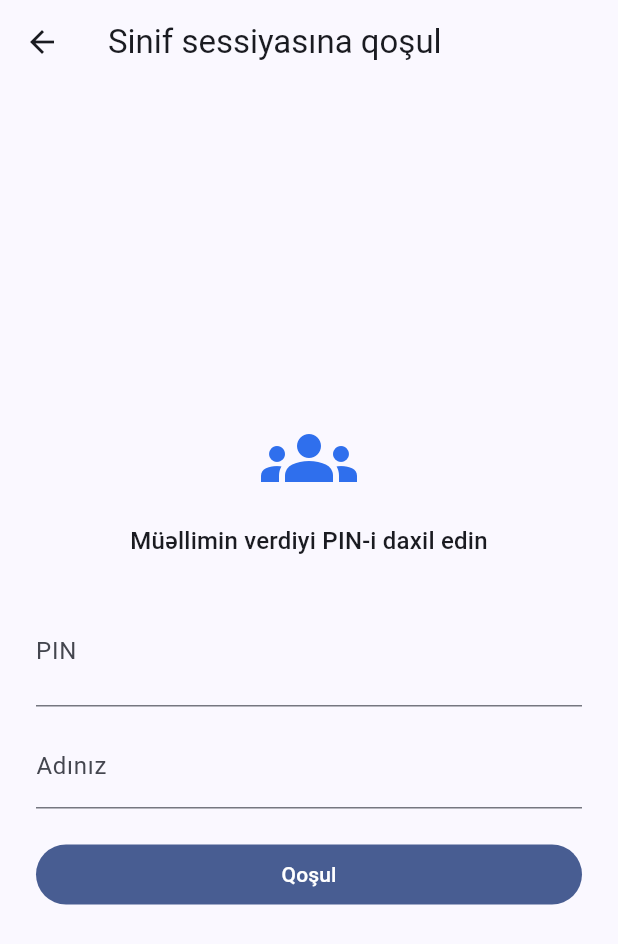
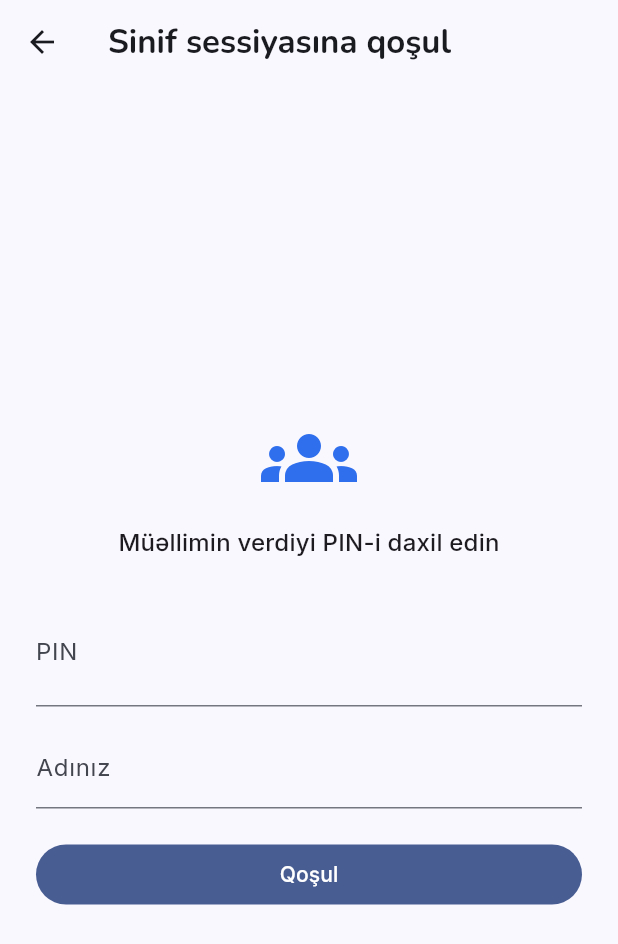
Before and after one commit to Alihuseyn-ibrahimov/masterai, a Flutter app: the screen it shows after launch, after a tap on "Sinif sessiyasına qoşul (PIN ilə)", on a phone screen of 412 x 824 dp. Shown: the top 944 px of the screen. Run offline on Flutter 3.47's test engine with Material 3 defaults, Android fonts, the phone set to English and light mode, and no system bars; our stand-ins replace file_picker, flutter_secure_storage, google_fonts; network calls fail.

Commit message:
MasterAI vizual dizayn Faza 1: google_fonts (Nunito başlıq + Inter mətn)
Nunito başlıqlar üçün (dəyirmi, canlı), Inter mətn üçün (oxunaqlı,
geniş dil dəstəyi) — bax docs/superpowers/specs/2026-09-08-masterai-
visual-design-refresh.md. Azərbaycan Ə/ə hərfi riski üçün Nunito
başlıqlarına 'Roboto' fontFamilyFallback əlavə olundu.

colorScheme/darkTheme-ə hələ toxunulmayıb (Phase 3-ün işidir) — yalnız
textTheme dəyişdi, tək dəyişiklik kimi test edilə bilsin deyə.

Co-Authored-By: Claude Sonnet 5 <noreply@anthropic.com>
Claude-Session: https://claude.ai/code/session_01Sd29BoUotnPNpCN4EGKhU2

```diff
--- a/app/lib/main.dart
+++ b/app/lib/main.dart
@@ -1,5 +1,6 @@
 import 'package:flutter/foundation.dart' show kIsWeb;
 import 'package:flutter/material.dart';
+import 'package:google_fonts/google_fonts.dart';
 
 import 'src/data/session_storage.dart';
 import 'src/ui/chat_list_screen.dart';
@@ -8,6 +9,31 @@ import 'src/ui/login_screen.dart';
 
 void main() {
   runApp(const MasterAiApp());
+}
+
+/// Başlıqlar üçün Nunito (dəyirmi, canlı), mətn üçün Inter (oxunaqlı) —
+/// bax vizual dizayn yenilənməsi speci. `fontFamilyFallback` TƏHLÜKƏSİZLİK
+/// ŞƏBƏKƏSİDİR: seçilmiş fontda olmayan hər hansı hərf (Azərbaycan Ə/ə
+/// riski, bax `findings.md`) avtomatik defolt Roboto-ya keçir — heç bir
+/// hərf "boş qutu" kimi göstərilmir.
+const _fontFallback = ['Roboto'];
+
+TextTheme _buildTextTheme(TextTheme base) {
+  final body = GoogleFonts.interTextTheme(base);
+  TextStyle heading(TextStyle? style, FontWeight weight) => GoogleFonts.nunito(
+        textStyle: style,
+        fontWeight: weight,
+        fontFamilyFallback: _fontFallback,
+      );
+  return body.copyWith(
+    displayLarge: heading(body.displayLarge, FontWeight.w800),
+    displayMedium: heading(body.displayMedium, FontWeight.w800),
+    displaySmall: heading(body.displaySmall, FontWeight.w700),
+    headlineLarge: heading(body.headlineLarge, FontWeight.w700),
+    headlineMedium: heading(body.headlineMedium, FontWeight.w700),
+    headlineSmall: heading(body.headlineSmall, FontWeight.w700),
+    titleLarge: heading(body.titleLarge, FontWeight.w700),
+  );
 }
 
 class MasterAiApp extends StatelessWidget {
@@ -21,6 +47,7 @@ class MasterAiApp extends StatelessWidget {
       theme: ThemeData(
         colorScheme: ColorScheme.fromSeed(seedColor: const Color(0xFF2F6FED)),
         useMaterial3: true,
+        textTheme: _buildTextTheme(ThemeData().textTheme),
       ),
       home: const _Bootstrap(),
     );
--- a/app/pubspec.yaml
+++ b/app/pubspec.yaml
@@ -18,6 +18,11 @@ dependencies:
   # ^6.0.1 tələbi ilə toqquşurdu (real `flutter pub get` xətası, Windows
   # dev mühitində tapıldı). Pub-un öz təklifinə uyğun yeniləndi.
   file_picker: ^12.2.0
+  # Tipoqrafiya (bax vizual dizayn yenilənməsi speci) — başlıqlar üçün
+  # Nunito, mətn üçün Inter. Hər ikisi Azərbaycan hərflərini (Ə/ə daxil)
+  # dəstəkləyir, amma real render istifadəçinin real mühitində
+  # yoxlanılmalıdır (bax `main.dart`-dakı `fontFamilyFallback`).
+  google_fonts: ^6.2.1
 
 dev_dependencies:
   flutter_test:
```
